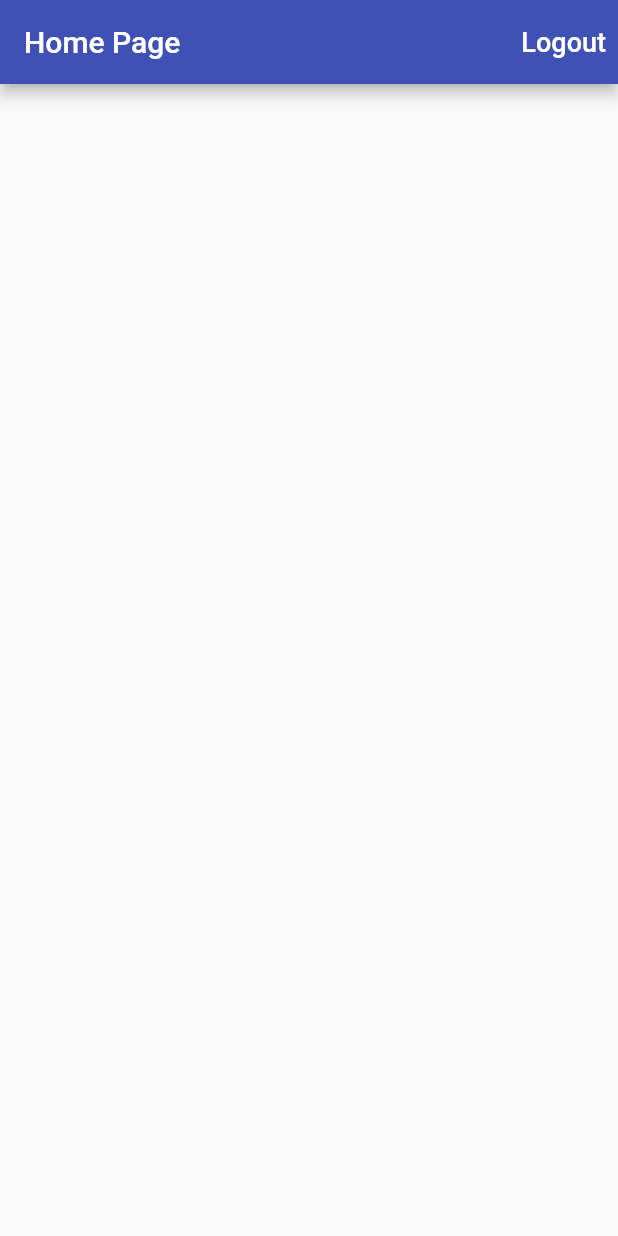
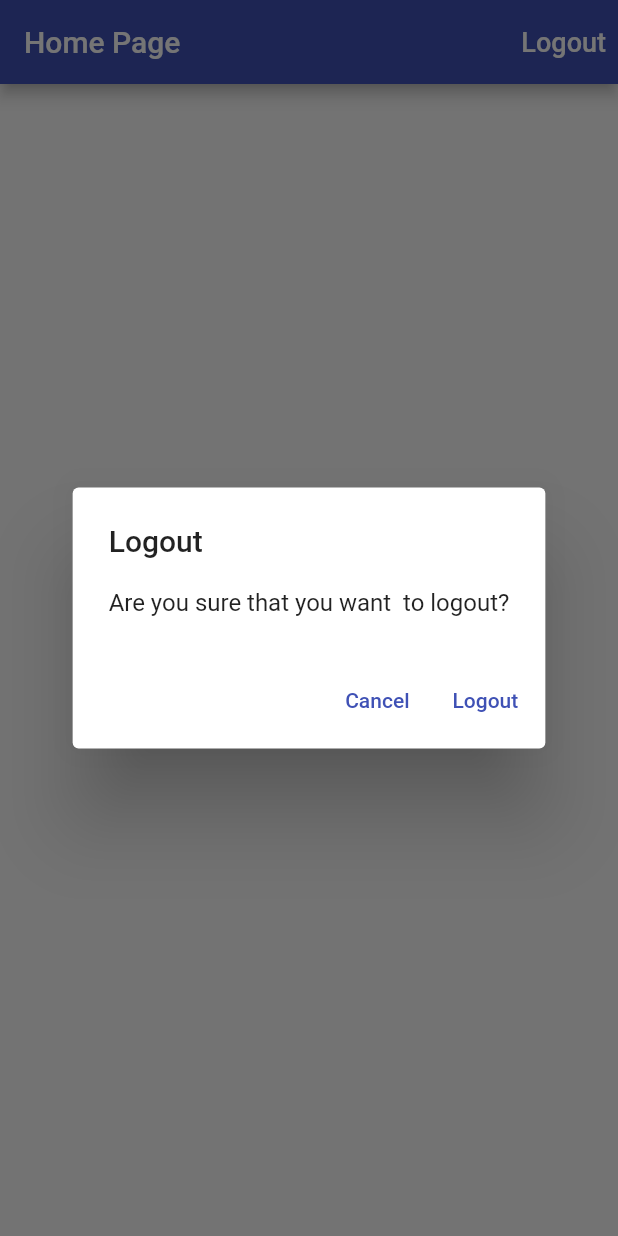
Before and after one commit to EldarioLink/Time_Tracker, a Flutter app: the screen it shows once a user with an empty profile is signed in, after a tap on "Logout", on a phone screen of 412 x 824 dp. Run offline on Flutter 3.47's test engine with Material 2 defaults, Android fonts, the light colour scheme and no system bars; our stand-ins replace firebase_auth, firebase_core, google_sign_in; missing offline and left inert: flutter_login_facebook; accounts and stored records are empty.

Commit message:
feat: added popup window

```diff
--- a/lib/app/home_page.dart
+++ b/lib/app/home_page.dart
@@ -1,4 +1,5 @@
 import 'package:flutter/material.dart';
+import 'package:time_tracker/common_widgets/show_alert_dialog.dart';
 import 'package:time_tracker/services/auth.dart';
 
 class HomePage extends StatelessWidget {
@@ -8,11 +9,24 @@ class HomePage extends StatelessWidget {
   }) : super(key: key);
   final AuthBase auth;
 
-  Future<void> signOut() async {
+  Future<void> _signOut() async {
     try {
       await auth.signOut();
     } catch (e) {
       print(e.toString());
+    }
+  }
+
+  Future<void> _confirmSignOut(BuildContext context) async {
+    final didRequestSignOut = await showAlertDialog(
+      context,
+      title: 'Logout',
+      content: 'Are you sure that you want  to logout?',
+      cancellActionText: 'Cancel',
+      defaultActionText: 'Logout',
+    );
+    if (didRequestSignOut == true) {
+      _signOut();
     }
   }
 
@@ -30,7 +44,7 @@ class HomePage extends StatelessWidget {
                 color: Colors.white,
               ),
             ),
-            onPressed: signOut,
+            onPressed: () => _confirmSignOut(context),
           ),
         ],
       ),
--- /dev/null
+++ b/lib/common_widgets/show_alert_dialog.dart
@@ -0,0 +1,50 @@
+import 'dart:io';
+
+import 'package:flutter/cupertino.dart';
+import 'package:flutter/material.dart';
+
+Future<bool?> showAlertDialog(
+  BuildContext context, {
+  required String title,
+  required String content,
+  required String defaultActionText,
+  String? cancellActionText,
+}) async {
+  if (!Platform.isIOS) {
+    return showDialog(
+        context: context,
+        builder: (context) => AlertDialog(
+              title: Text(title),
+              content: Text(content),
+              actions: <Widget>[
+                if (cancellActionText != null)
+                  TextButton(
+                      child: Text(cancellActionText),
+                      onPressed: () => Navigator.of(context).pop(false)),
+                TextButton(
+                  child: Text(defaultActionText),
+                  onPressed: () => Navigator.of(context).pop(true),
+                ),
+              ],
+            ));
+  }
+
+  if (!Platform.isIOS) {
+    return showCupertinoDialog(
+        context: context,
+        builder: (context) => CupertinoAlertDialog(
+              title: Text(title),
+              content: Text(content),
+              actions: <Widget>[
+                if (cancellActionText != null)
+                  CupertinoDialogAction(
+                      child: Text(cancellActionText),
+                      onPressed: () => Navigator.of(context).pop(false)),
+                CupertinoDialogAction(
+                  child: Text(defaultActionText),
+                  onPressed: () => Navigator.of(context).pop(true),
+                ),
+              ],
+            ));
+  }
+}
--- a/lib/main.dart
+++ b/lib/main.dart
@@ -5,6 +5,7 @@ import 'package:time_tracker/services/auth.dart';
 
 /*Функция runApp () берет данный виджет и делает его корнем дерева виджетов*/
 Future<void> main() async {
+  //Простой ответ: если Flutter нужно вызвать собственный код перед вызовом runApp. Гарантирует, что у вас есть экземпляр WidgetsBinding, который необходим для использования каналов платформы для вызова собственного кода.
   WidgetsFlutterBinding.ensureInitialized();
   await Firebase.initializeApp();
   runApp(MyApp());
@@ -14,7 +15,7 @@ class MyApp extends StatelessWidget {
   @override // указывает что класс 'ниже' build есть в классе предке, но мы его перезаписываем
   // BuildContext используется для поиска определенного виджета в дереве виджетов, и каждый виджет имеет свой собственный BuidContext.
   Widget build(BuildContext context) {
-    //Как мы знаем, каждый виджет во Flutter создается методом build
+    //Кждый виджет во Flutter создается методом build
     return MaterialApp(
       title: "Time Tracker",
       debugShowCheckedModeBanner: false,
```
Also changed, not shown: lib/app/sign_in/email_sign_in_form.dart (+6 -2 lines), lib/app/sign_in/email_sign_in_page.dart (+5 -3 lines), lib/services/auth.dart (+6 -3 lines).
